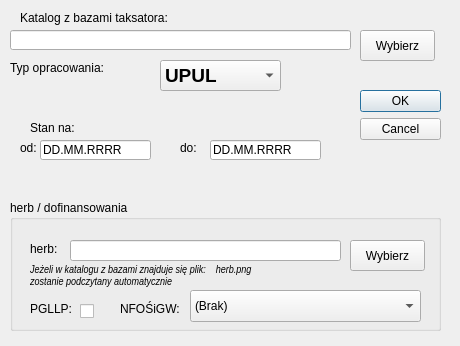
This is skrypty/ui/ui_okladki_dialog.ui in Marcus-LAS-R/LASR as Qt 5 draws it before an edit. The edited form follows.
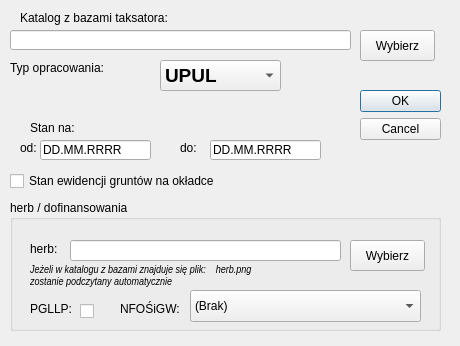
This is the edited form.

Commit message:
V1.8: okladka_atlas — stan ewidencji na okładce
- naprawa: self.geod nie był inicjalizowany — AttributeError przy uruchomieniu
- nowe: checkbox "Stan ewidencji gruntów na okładce" w UI (domyślnie off)
- gdy włączony: data z F_PARAMETER.EWID_STATE poniżej Województwa, 10pt

What changed in the file:
```diff
--- a/skrypty/ui/ui_okladki_dialog.ui
+++ b/skrypty/ui/ui_okladki_dialog.ui
@@ -219,6 +219,27 @@
     </property>
    </item>
   </widget>
+  <widget class="QCheckBox" name="checkBox_ewid">
+   <property name="geometry">
+    <rect>
+     <x>10</x>
+     <y>170</y>
+     <width>340</width>
+     <height>22</height>
+    </rect>
+   </property>
+   <property name="font">
+    <font>
+     <family>Arial</family>
+    </font>
+   </property>
+   <property name="text">
+    <string>Stan ewidencji gruntów na okładce</string>
+   </property>
+   <property name="checked">
+    <bool>false</bool>
+   </property>
+  </widget>
   <widget class="QGroupBox" name="groupBox_2">
    <property name="geometry">
     <rect>
```
The commit also changes 1 other file.
